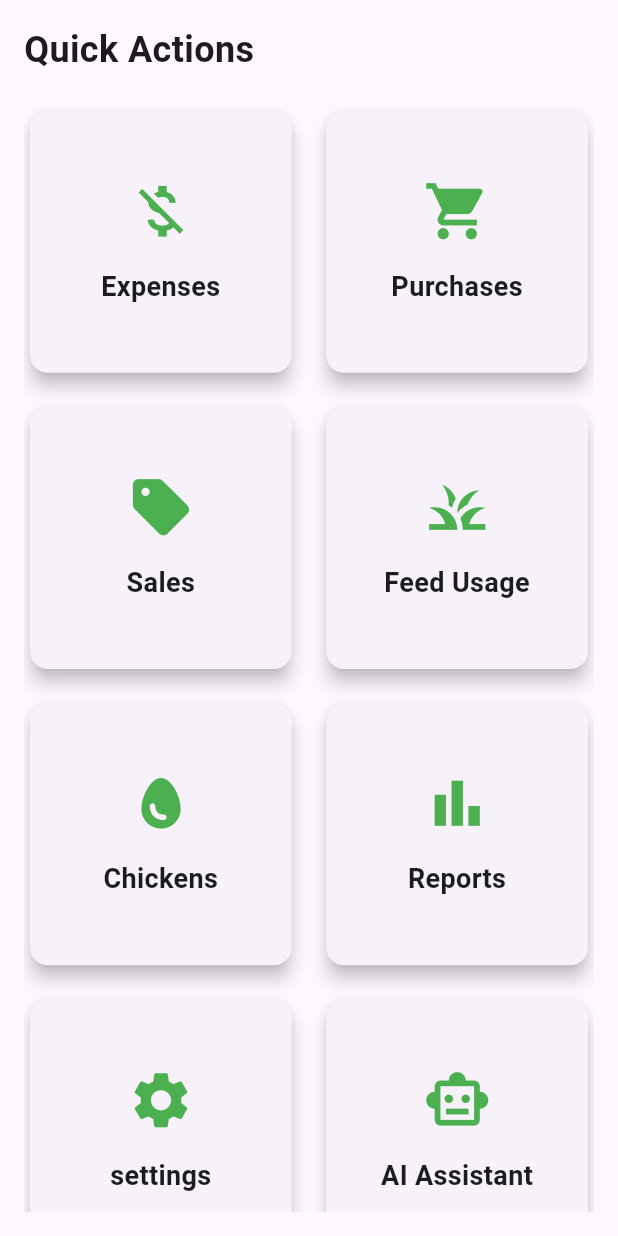
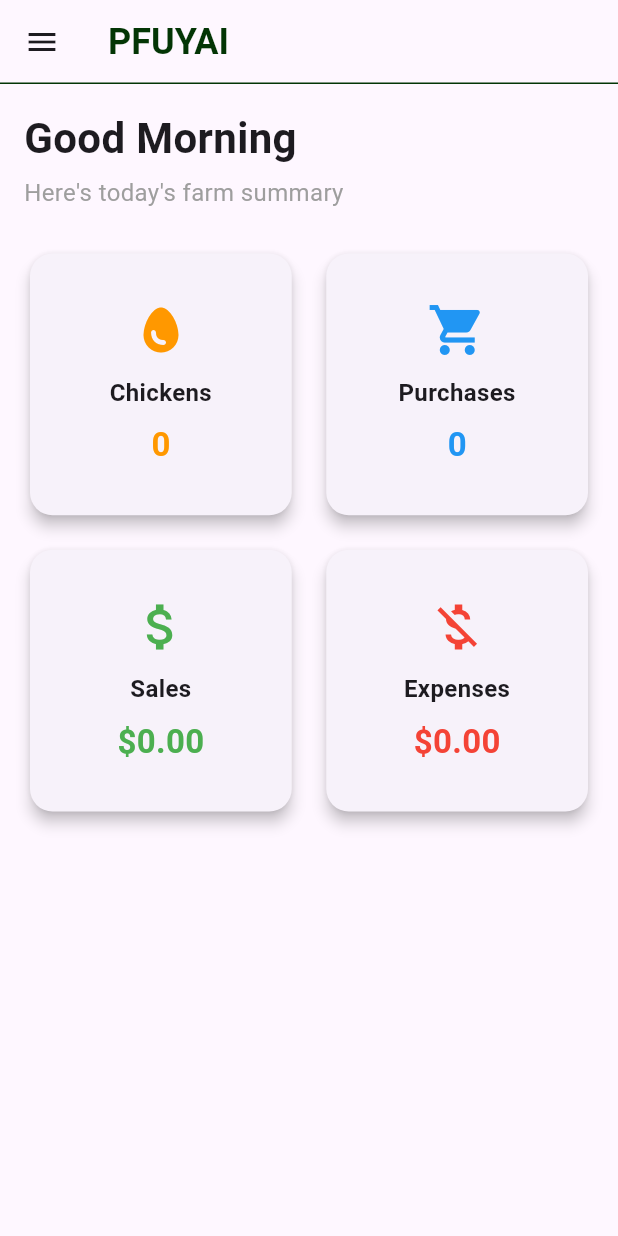
Before and after one commit to hoodpoet07/farm-management-system, a Flutter app: the DashboardScreen screen opened directly, on a phone screen of 412 x 824 dp. Run offline on Flutter 3.47's test engine with Material 3 defaults, Android fonts, the phone set to English and light mode, and no system bars; our stand-ins replace sqflite; accounts and stored records are empty.

Commit message:
perfecting dashboard

```diff
--- a/lib/main.dart
+++ b/lib/main.dart
@@ -1,5 +1,5 @@
 import 'package:flutter/material.dart';
-import 'screens/dashboard/dashboard_screen.dart';
+import 'screens/login/login.dart';
 void main() {
   runApp(const FarmManagementApp());
 }
@@ -12,7 +12,7 @@ class FarmManagementApp extends StatelessWidget {
     return MaterialApp(
       debugShowCheckedModeBanner: false,
       title: 'Farm Management System',
-      home: const DashboardScreen(),
+      home: const LoginScreen(),
     );
   }
 }
--- a/lib/screens/dashboard/dashboard_screen.dart
+++ b/lib/screens/dashboard/dashboard_screen.dart
@@ -1,150 +1,208 @@
+import 'package:farm_management_system/screens/expenses/expenses_screen.dart';
+import 'package:farm_management_system/screens/purchases/purchases_screen.dart';
+import 'package:farm_management_system/screens/sales/sales_screen.dart';
 import 'package:flutter/material.dart';
 import '../../widgets/dashboard_card.dart';
-import '../expenses/expenses_screen.dart';
-import '../purchases/purchases_screen.dart';
-import '../sales/sales_screen.dart';
-import '../settings/settings_screen.dart';
-import '../feed/feed_usage_screen.dart';
-import '../reports/reports_screen.dart';
-import '../feed/feed_inventory.dart';
-import '../ai/smart_farmer.dart';
+
+
 class DashboardScreen extends StatelessWidget{
   const DashboardScreen({super.key});
 
+
+  String _getGreeting(){
+    final hour=DateTime.now().hour;
+
+    if (hour<12){
+      return "Good Morning";
+    }else if(hour<17){
+      return "Good Afternoon";
+    }else{
+      return "Good Evening";
+    }
+  }
   @override
   Widget build(BuildContext context){
     return Scaffold(
+      appBar: AppBar(
+        shape: Border(
+          bottom: BorderSide(
+            color: const Color.fromARGB(255, 3, 53, 5),
+            width: 1.0,
+          )
+        ),
+        title: const Text("PFUYAI",
+        style: TextStyle(
+          fontSize: 24,
+          fontWeight: FontWeight.bold,
+          color: Color.fromARGB(255, 3, 53, 5),
+          )),
+
+      ),
+
+      drawer: Drawer(
+        child: ListView(
+          padding: EdgeInsets.zero,
+          children: [
+            UserAccountsDrawerHeader(
+              accountName: Text("Farm Manager"),
+              accountEmail: Text("Welcome Back"),
+              currentAccountPicture: CircleAvatar(
+                child: Icon(
+                  Icons.agriculture,
+                  size: 40,
+                  color: const Color.fromARGB(255, 3, 53, 5),
+                ),
+              ),
+              decoration: const BoxDecoration(
+                color: Color.fromARGB(255, 3, 53, 5),
+              ),
+            ),
+
+            ListTile(
+              leading: const Icon(Icons.dashboard),
+              title: const Text("Dashboard"),
+              onTap: () {
+                Navigator.pop(context);
+              },
+            ),
+
+            ListTile(
+              leading: const Icon(Icons.shopping_cart),
+              title: const Text("Purchases"),
+              onTap: () {
+                Navigator.push(
+                  context,
+                  MaterialPageRoute(
+                    builder: (context)=>PurchasesScreen()
+                  ),
+                );
+              },
+            ),
+
+            ListTile(
+              leading: const Icon(Icons.attach_money),
+              title: const Text("Sales"),
+              onTap: () {
+                Navigator.push(
+                  context,
+                  MaterialPageRoute(
+                    builder: (context)=>SalesScreen()
+                  ),
+                );
+              },
+            ),
+
+            ListTile(
+              leading: const Icon(Icons.money_off),
+              title: const Text("Expenses"),
+              onTap: () {
+                Navigator.push(
+                  context,
+                  MaterialPageRoute(
+                    builder: (context)=>ExpensesScreen()
+                  ),
+                );
+              },
+            ),
+
+            ListTile(
+              leading: const Icon(Icons.egg),
+              title: const Text("Chicken Batches"),
+              onTap: () {},
+            ),
+
+            ListTile(
+              leading: const Icon(Icons.grass),
+              title: const Text("Feed Inventory"),
+              onTap: () {},
+            ),
+
+            ListTile(
+              leading: const Icon(Icons.bar_chart),
+              title: const Text("Reports"),
+              onTap: () {},
+            ),
+
+            ListTile(
+              leading: const Icon(Icons.psychology),
+              title: const Text("AI"),
+              onTap: () {},
+            ),
+          ],
+        ),
+      ),
       body: Padding(
   padding: const EdgeInsets.all(16),
   child: Column(
     crossAxisAlignment: CrossAxisAlignment.start,
     children: [
 
-      const Text(
-        "Quick Actions",
+      Text(
+        _getGreeting(),
         style: TextStyle(
-          fontSize: 24,
+          fontSize: 28,
           fontWeight: FontWeight.bold,
         ),
       ),
 
-      const SizedBox(height: 20),
+      const SizedBox(height: 5),
+
+      const Text(
+        "Here's today's farm summary",
+        style: TextStyle(
+          color: Colors.grey,
+          fontSize: 16,
+        ),
+      ),
+
+      const SizedBox(height: 25),
 
       Expanded(
         child: GridView.count(
           crossAxisCount: 2,
           crossAxisSpacing: 15,
           mainAxisSpacing: 15,
-          children: [
+          children: const [
 
             DashboardCard(
-              icon: Icons.money_off,
-              title: "Expenses",
-              onTap: () {
-                Navigator.push(
-                  context,
-                  MaterialPageRoute(
-                    builder: (context)=>const ExpensesScreen(),
-                  ),
-                );
-              },
+              icon: Icons.egg,
+              title: "Chickens",
+              value: "0",
+              color: Colors.orange,
+
             ),
 
             DashboardCard(
               icon: Icons.shopping_cart,
               title: "Purchases",
-              onTap: () {
-                Navigator.push(
-                  context,
-                  MaterialPageRoute(
-                    builder: (context)=>const PurchasesScreen(),
-                  ),
-                );
-              },
+              value: "0",
+              color: Colors.blue,
             ),
 
             DashboardCard(
-              icon: Icons.sell,
+              icon: Icons.attach_money,
               title: "Sales",
-              onTap: () {
-                Navigator.push(
-                  context,
-                  MaterialPageRoute(
-                    builder: (context)=>const SalesScreen(),
-                  )
-                );
-              },
+              value: "\$0.00",
+              color: Colors.green,
             ),
 
             DashboardCard(
-              icon: Icons.grass,
-              title: "Feed Usage",
-              onTap: () {
-                Navigator.push(
-                  context,
-                  MaterialPageRoute(
-                    builder: (context)=>const FeedUsageScreen(),
-                  ),
-                );
-              },
+              icon: Icons.money_off,
+              title: "Expenses",
+              value: "\$0.00",
+              color: Colors.red,
             ),
 
-            DashboardCard(
-              icon: Icons.egg,
-              title: "Chickens",
-              onTap: () {
-                Navigator.push(
-                  context,
-                  MaterialPageRoute(
-                    builder: (context)=>const FeedInventoryScreen(),
-                  )
-                );
-              },
-            ),
-
-            DashboardCard(
-              icon: Icons.bar_chart,
-              title: "Reports",
-              onTap: () {
-                Navigator.push(
-                  context,
-                  MaterialPageRoute(
-                    builder: (context)=>const ReportsScreen(),
-                  ),
-                );
-              },
-            ),
-            DashboardCard(
-              icon: Icons.settings,
-              title: "settings",
-              onTap: (){
-                Navigator.push(
-                  context,
-                  MaterialPageRoute(
-                    builder: (context)=>const SettingsScreen(),
-                  ),
-                );
-              },
-              ),
-            DashboardCard(
-              icon: Icons.smart_toy_outlined,
-              title: "AI Assistant",
-              onTap: (){
-                 Navigator.push(
-                  context,
-                  MaterialPageRoute(
-                    builder: (context)=>const SmartFarmer(),
-                  ),
-                 );
-              },
-              ),
           ],
         ),
       ),
+
     ],
   ),
 ),
     );
+
   }
 
+
 }
--- a/lib/widgets/dashboard_card.dart
+++ b/lib/widgets/dashboard_card.dart
@@ -3,42 +3,65 @@ import 'package:flutter/material.dart';
 class DashboardCard extends StatelessWidget{
   final IconData icon;
   final String title;
-  final VoidCallback onTap;
+  final String value;
+  final Color color;
+  //final VoidCallback? onTap;
 
   const DashboardCard({
     super.key,
     required this.icon,
     required this.title,
-    required this.onTap,
+    required this.value,
+    required this.color,
+    //required this.onTap,
   });
 
   @override
   Widget build(BuildContext context){
-    return Card(
-      elevation: 5,
-      child: InkWell(
-        onTap: onTap,
-        borderRadius: BorderRadius.circular(12),
+    return InkWell(
+      //onTap: onTap,
+      borderRadius: BorderRadius.circular(15),
+      child: Card(
+        elevation: 4,
+        shape: RoundedRectangleBorder(
+          borderRadius: BorderRadius.circular(15),
+        ),
+        child: Padding(
+          padding: const EdgeInsets.all(16),
           child: Column(
             mainAxisAlignment: MainAxisAlignment.center,
-          children:[
+            children: [
               Icon(
                 icon,
-              size: 45,
-              color: Colors.green,
+                color: color,
+                size: 40,
               ),
-            const SizedBox(height: 15),
+
+              const SizedBox(height: 10),
+
               Text(
                 title,
+                style: const TextStyle(
+                  fontWeight: FontWeight.bold,
+                  fontSize: 16,
+                ),
                 textAlign: TextAlign.center,
-              style: const TextStyle(
-                fontSize: 18,
+              ),
+              const SizedBox(height: 8),
+
+              Text(
+                value,
+                style: TextStyle(
+                  fontSize: 22,
+                  color: color,
                   fontWeight: FontWeight.bold,
                 ),
-            )
-          ]
-        )
-      )
+              ),
+            ],
+          ),
+
+        ),
+      ),
     );
   }
 }
```
Also changed, not shown: lib/database/database_helper.dart (+35 -1 lines), lib/screens/login/login.dart (added, +39 -0 lines), lib/screens/purchases/add_purchase_screen.dart (+104 -9 lines), lib/screens/purchases/purchases_screen.dart (+22 -3 lines), pubspec.lock, 2 other files. Lines whose indentation alone changed are shown as unchanged.
